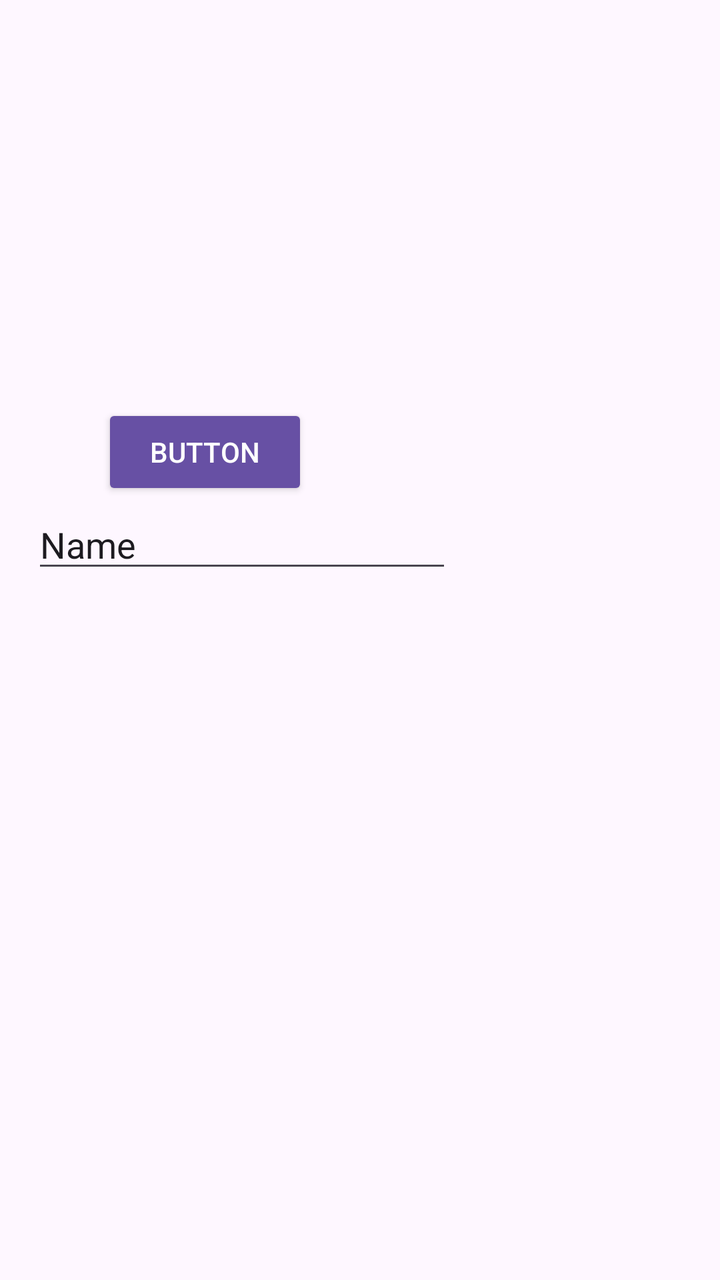
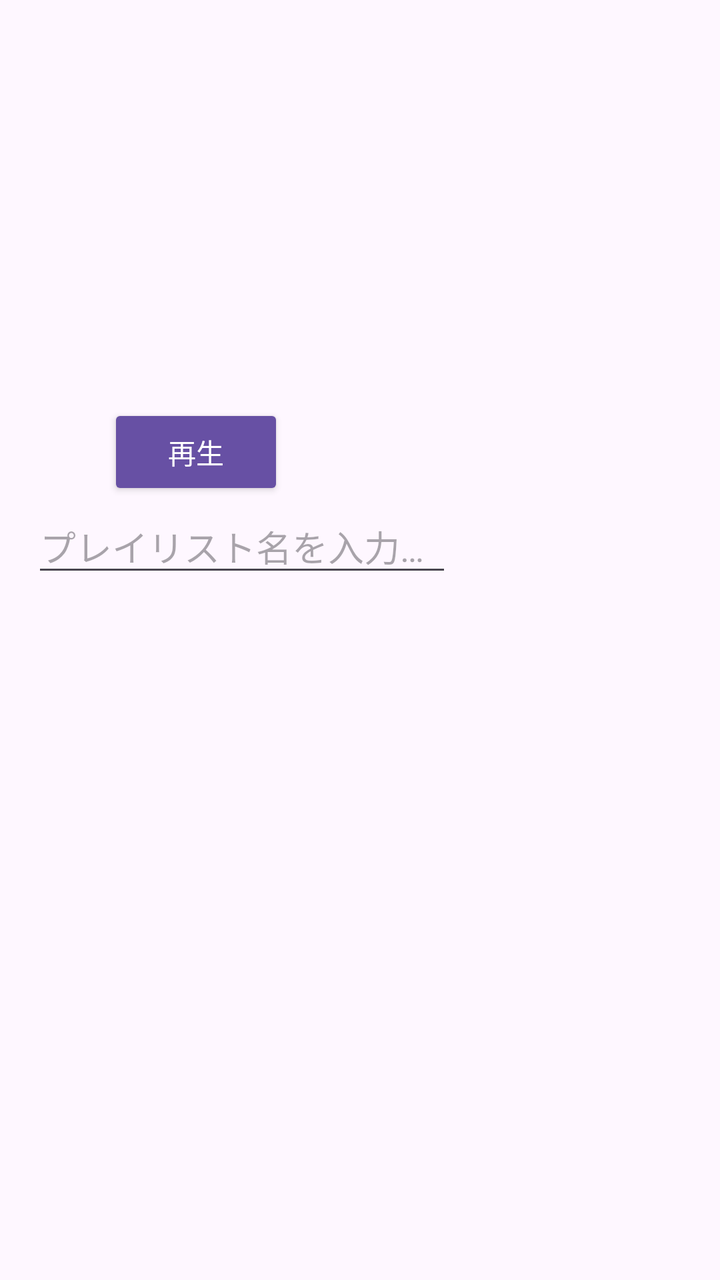

Two renders of the same Android screen: before a commit and after it. Below are the layout's source before the change and the commit's diff.
<!-- AndroidManifest.xml: application theme Theme.MyApplication -->
<!-- res/layout/activity_main.xml -->
<?xml version="1.0" encoding="utf-8"?>
<androidx.constraintlayout.widget.ConstraintLayout xmlns:android="http://schemas.android.com/apk/res/android"
    xmlns:app="http://schemas.android.com/apk/res-auto"
    xmlns:tools="http://schemas.android.com/tools"
    android:id="@+id/main"
    android:layout_width="match_parent"
    android:layout_height="match_parent"
    tools:context=".MainActivity" >

    <Button
        android:id="@+id/button"
        style="@style/Widget.AppCompat.Button"
        android:layout_width="wrap_content"
        android:layout_height="wrap_content"
        android:text="Button"
        app:layout_constraintBottom_toBottomOf="parent"
        app:layout_constraintEnd_toEndOf="parent"
        app:layout_constraintHorizontal_bias="0.199"
        app:layout_constraintStart_toStartOf="parent"
        app:layout_constraintTop_toTopOf="parent"
        app:layout_constraintVertical_bias="0.341" />

    <EditText
        android:id="@+id/editTextText"
        android:layout_width="wrap_content"
        android:layout_height="wrap_content"
        android:layout_marginStart="16dp"
        android:ems="10"
        android:inputType="text"
        android:text="Name"
        app:layout_constraintStart_toStartOf="parent"
        app:layout_constraintTop_toBottomOf="@+id/button" />
</androidx.constraintlayout.widget.ConstraintLayout>
<!-- resources referenced by this layout -->
<resources>
  <style name="Theme.MyApplication" parent="Base.Theme.MyApplication" />
  <style name="Base.Theme.MyApplication" parent="Theme.Material3.DayNight.NoActionBar">
          
          
      </style>
</resources>

<!-- the commit's change to res/layout/activity_main.xml (unified diff, before → after) -->
@@ -12,7 +12,7 @@
         style="@style/Widget.AppCompat.Button"
         android:layout_width="wrap_content"
         android:layout_height="wrap_content"
-        android:text="Button"
+        android:text="再生"
         app:layout_constraintBottom_toBottomOf="parent"
         app:layout_constraintEnd_toEndOf="parent"
         app:layout_constraintHorizontal_bias="0.199"
@@ -26,8 +26,8 @@
         android:layout_height="wrap_content"
         android:layout_marginStart="16dp"
         android:ems="10"
+        android:hint="プレイリスト名を入力…"
         android:inputType="text"
-        android:text="Name"
         app:layout_constraintStart_toStartOf="parent"
         app:layout_constraintTop_toBottomOf="@+id/button" />
 </androidx.constraintlayout.widget.ConstraintLayout>
